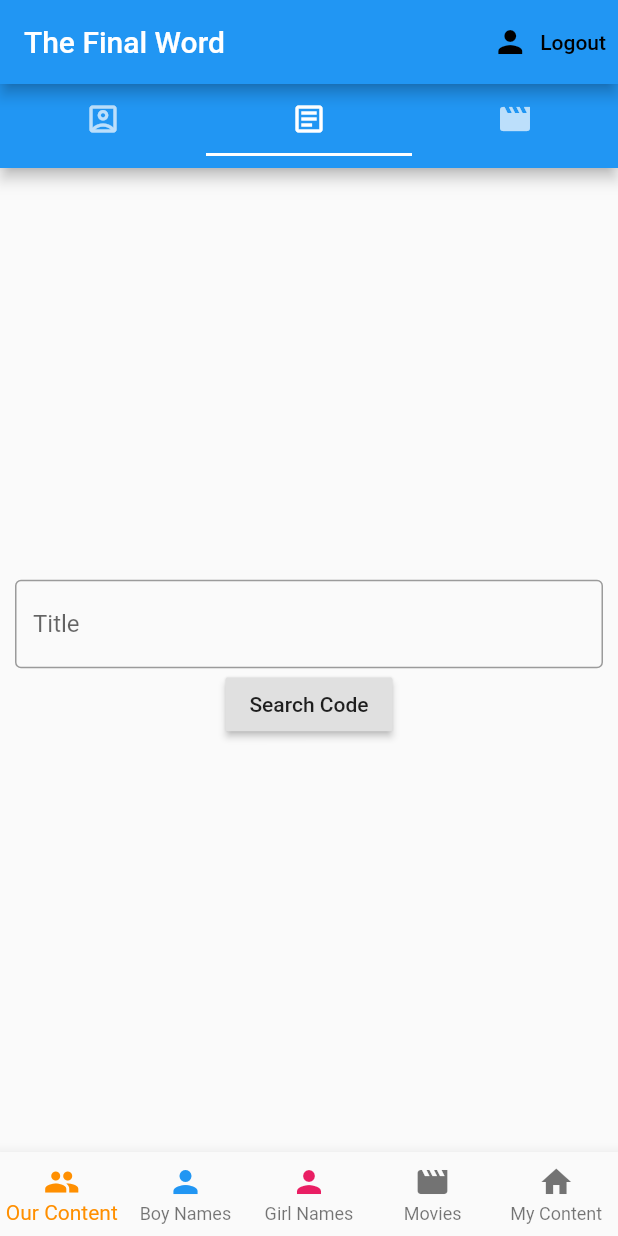
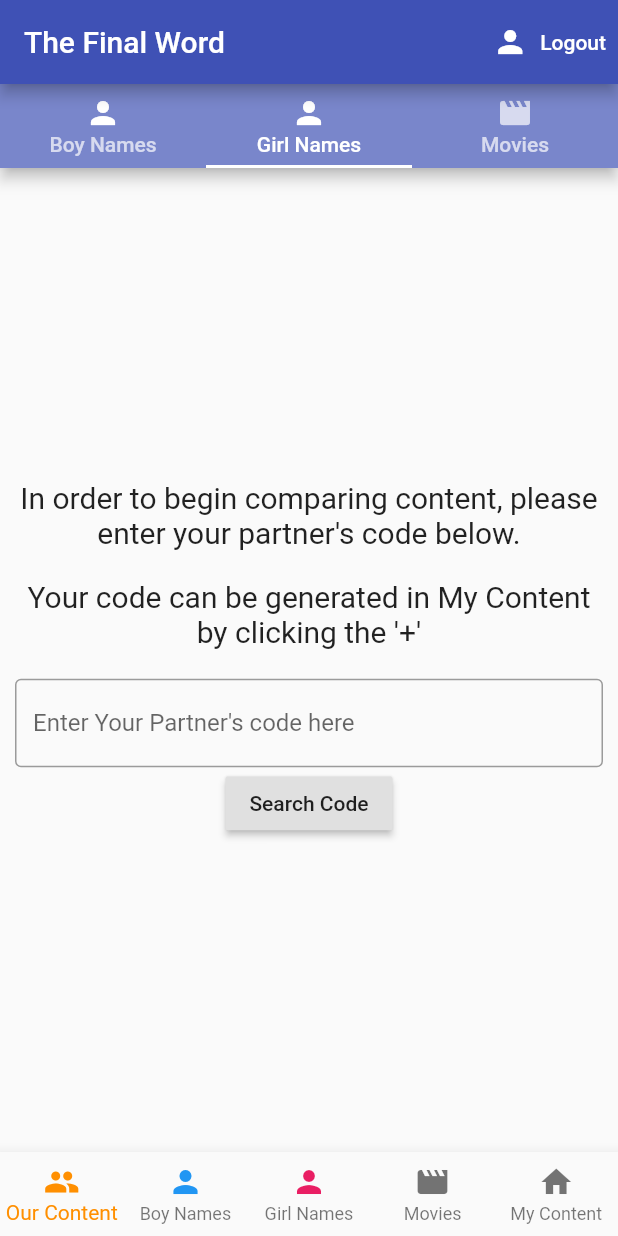
Before and after one commit to agbolton/the_final_word, a Flutter app: the screen it shows once a user with an empty profile is signed in, tab 2 chosen, after a tap on "Logout", on a phone screen of 412 x 824 dp. Run offline on Flutter 3.47's test engine with Material 2 defaults, Android fonts, the phone set to English and light mode, and no system bars; our stand-ins replace cloud_firestore, firebase_auth, firebase_core, flutter_spinkit, shared_preferences, sqflite; accounts and stored records are empty; statements that could not run were skipped; project files that could hold a hidden picture were left out.

Commit message:
ron's styling

```diff
--- a/lib/components/profile_tile.dart
+++ b/lib/components/profile_tile.dart
@@ -41,12 +41,12 @@ class ProfileTile extends StatelessWidget {
       child: Card(
           margin: EdgeInsets.fromLTRB(20.0, 6.0, 20.0, 0.0),
           child: ListTile(
-              leading: CircleAvatar(
-                radius: 25.0,
-                backgroundColor: Colors.blue,
-              ),
+              // leading: CircleAvatar(
+              //   radius: 25.0,
+              //   backgroundColor: Colors.blue,
+              // ),
               title: Text('${profile.first_name} ${profile.last_name}'),
-              subtitle: Text('Code to Share: ${profile.access_code}'),
+              subtitle: Text('Code to Link (click + to generate): ${profile.access_code}'),
               trailing: FloatingActionButton(
                 onPressed: () async {
                   await generateCodetoDB();
--- a/lib/main.dart
+++ b/lib/main.dart
@@ -28,7 +28,7 @@ class _AppState extends State<App> {
           debugShowCheckedModeBanner: false,
           title: 'Final Word',
           theme: ThemeData(
-            primarySwatch: Colors.blue,
+            primarySwatch: Colors.indigo,
             visualDensity: VisualDensity.adaptivePlatformDensity,
           ),
           home: Wrapper()),
--- a/lib/screens/home/Our_Content/boys.dart
+++ b/lib/screens/home/Our_Content/boys.dart
@@ -96,10 +96,18 @@ class _BoysOurContentState extends State<BoysOurContent> {
                   child: Column(
                     mainAxisAlignment: MainAxisAlignment.center,
                     children: [
+                     Text('In order to begin comparing content, please enter your partner\'s code below.',
+                        style: TextStyle(fontSize: 20),
+                        textAlign: TextAlign.center),
+                      SizedBox(height: 20),
+                      Text('Your code can be generated in My Content by clicking the \'+\'',
+                      style: TextStyle(fontSize: 20),
+                      textAlign: TextAlign.center),
+                      SizedBox(height: 20),
                       TextFormField(
-                          autofocus: true,
+                          autofocus: false,
                           decoration: InputDecoration(
-                            labelText: 'Title',
+                            labelText: 'Enter Your Partner\'s code here',
                             border: OutlineInputBorder(),
                           ),
                           onSaved: (value) {
--- a/lib/screens/home/Our_Content/girls.dart
+++ b/lib/screens/home/Our_Content/girls.dart
@@ -96,10 +96,18 @@ class _GirlsOurContentState extends State<GirlsOurContent> {
                   child: Column(
                     mainAxisAlignment: MainAxisAlignment.center,
                     children: [
+                      Text('In order to begin comparing content, please enter your partner\'s code below.',
+                        style: TextStyle(fontSize: 20),
+                        textAlign: TextAlign.center),
+                      SizedBox(height: 20),
+                      Text('Your code can be generated in My Content by clicking the \'+\'',
+                      style: TextStyle(fontSize: 20),
+                      textAlign: TextAlign.center),
+                      SizedBox(height: 20),
                       TextFormField(
-                          autofocus: true,
+                          autofocus: false,
                           decoration: InputDecoration(
-                            labelText: 'Title',
+                            labelText: 'Enter Your Partner\'s code here',
                             border: OutlineInputBorder(),
                           ),
                           onSaved: (value) {
--- a/lib/screens/home/Our_Content/movies.dart
+++ b/lib/screens/home/Our_Content/movies.dart
@@ -96,10 +96,18 @@ class _MoviesOurContentState extends State<MoviesOurContent> {
                   child: Column(
                     mainAxisAlignment: MainAxisAlignment.center,
                     children: [
+                      Text('In order to begin comparing content, please enter your partner\'s code below.',
+                        style: TextStyle(fontSize: 20),
+                        textAlign: TextAlign.center),
+                      SizedBox(height: 20),
+                      Text('Your code can be generated in My Content by clicking the \'+\'',
+                      style: TextStyle(fontSize: 20),
+                      textAlign: TextAlign.center),
+                      SizedBox(height: 20),
                       TextFormField(
-                          autofocus: true,
+                          autofocus: false,
                           decoration: InputDecoration(
-                            labelText: 'Title',
+                            labelText: 'Enter Your Partner\'s code here',
                             border: OutlineInputBorder(),
                           ),
                           onSaved: (value) {
--- a/lib/screens/home/boy_names.dart
+++ b/lib/screens/home/boy_names.dart
@@ -84,7 +84,7 @@ class _BoyNamesState extends State<BoyNames> {
                       style: TextStyle(
                           fontWeight: FontWeight.bold,
                           fontSize: 60,
-                          color: Colors.pink[600]))),
+                          color: Colors.blue[900]))),
               Padding(
                   padding: EdgeInsets.only(top: 100.0),
                   child: Row(
--- a/lib/screens/home/home.dart
+++ b/lib/screens/home/home.dart
@@ -44,11 +44,11 @@ class _HomePageState extends State<HomePage> {
           title: Text(widget.title),
           actions: <Widget>[
             TextButton.icon(
-              icon: Icon(Icons.person, color: Colors.black),
+              icon: Icon(Icons.person, color: Colors.white),
               onPressed: () async {
                 await _auth.signOut();
               },
-              label: Text('Logout', style: TextStyle(color: Colors.black)),
+              label: Text('Logout', style: TextStyle(color: Colors.white)),
             )
           ],
         ),
--- a/lib/screens/home/movies.dart
+++ b/lib/screens/home/movies.dart
@@ -74,10 +74,11 @@ class _AddMovies extends State<AddMovies> {
               Padding(
                   padding: EdgeInsets.only(top: 220.0),
                   child: Text('${newMovie.name}',
+                      textAlign: TextAlign.center,
                       style: TextStyle(
                           fontWeight: FontWeight.bold,
-                          fontSize: 60,
-                          color: Colors.pink[600]))),
+                          fontSize: 50,
+                          color: Colors.indigo))),
               Padding(
                   padding: EdgeInsets.only(top: 100.0),
                   child: Row(
--- a/lib/screens/home/my_content.dart
+++ b/lib/screens/home/my_content.dart
@@ -1,14 +1,8 @@
 import 'package:flutter/material.dart';
-import 'package:the_final_word/components/loading.dart';
 import 'package:the_final_word/screens/home/My_Content/movies.dart';
-import '../../services/database.dart';
-import 'package:provider/provider.dart';
-import '../../models/user.dart';
-import '../../components/profile_tile.dart';
-import 'package:shared_preferences/shared_preferences.dart';
 import 'My_Content/boys.dart';
 import 'My_Content/girls.dart';
-import '../home/home.dart';
+
 
 class MyContent extends StatefulWidget {
   @override
@@ -17,9 +11,9 @@ class MyContent extends StatefulWidget {
 
 class _MyContentState extends State<MyContent> {
   static const tabs = [
-    Tab(icon: Icon(Icons.account_box_outlined)),
-    Tab(icon: Icon(Icons.article_outlined)),
-    Tab(icon: Icon(Icons.movie))
+    Tab(icon: Icon(Icons.person, color: Colors.white), text: 'Boy Names', iconMargin: EdgeInsets.all(1)),
+    Tab(icon: Icon(Icons.person, color: Colors.white), text: 'Girl Names', iconMargin: EdgeInsets.all(1)),
+    Tab(icon: Icon(Icons.movie), text: 'Movies', iconMargin: EdgeInsets.all(1))
   ];
 
   final screens = [BoysMyContent(), GirlsMyContent(), MoviesMyContent()];
@@ -35,7 +29,7 @@ class _MyContentState extends State<MyContent> {
         child: Scaffold(
             appBar: AppBar(
               centerTitle: true,
-              flexibleSpace: TabBar(tabs: tabs),
+              flexibleSpace: Container(child: TabBar(tabs: tabs), color: Colors.indigo[300]),
             ),
             body: TabBarView(
               children: screens,
--- a/lib/screens/home/our_content.dart
+++ b/lib/screens/home/our_content.dart
@@ -1,13 +1,9 @@
 import 'package:flutter/material.dart';
-import 'package:the_final_word/components/loading.dart';
 import 'package:the_final_word/screens/home/Our_Content/boys.dart';
 import 'package:the_final_word/screens/home/Our_Content/movies.dart';
 import '../home/Our_Content/girls.dart';
-import '../../services/database.dart';
-import 'package:provider/provider.dart';
 import '../../models/user.dart';
 import 'package:cloud_firestore/cloud_firestore.dart';
-import 'package:shared_preferences/shared_preferences.dart';
 
 class OurContent extends StatefulWidget {
   const OurContent({Key key}) : super(key: key);
@@ -28,9 +24,9 @@ class _OurContentState extends State<OurContent> {
   }
 
   static const tabs = [
-    Tab(icon: Icon(Icons.account_box_outlined)),
-    Tab(icon: Icon(Icons.article_outlined)),
-    Tab(icon: Icon(Icons.movie))
+    Tab(icon: Icon(Icons.person, color: Colors.white), text: 'Boy Names', iconMargin: EdgeInsets.all(1)),
+    Tab(icon: Icon(Icons.person, color: Colors.white), text: 'Girl Names', iconMargin: EdgeInsets.all(1)),
+    Tab(icon: Icon(Icons.movie), text: 'Movies', iconMargin: EdgeInsets.all(1))
   ];
 
   final screens = [BoysOurContent(), GirlsOurContent(), MoviesOurContent()];
@@ -42,7 +38,7 @@ class _OurContentState extends State<OurContent> {
         child: Scaffold(
             appBar: AppBar(
               centerTitle: true,
-              flexibleSpace: TabBar(tabs: tabs),
+              flexibleSpace: Container(child: TabBar(tabs: tabs), color: Colors.indigo[300]),
             ),
             body: TabBarView(
               children: screens,
```
Also changed, not shown: pubspec.lock.
